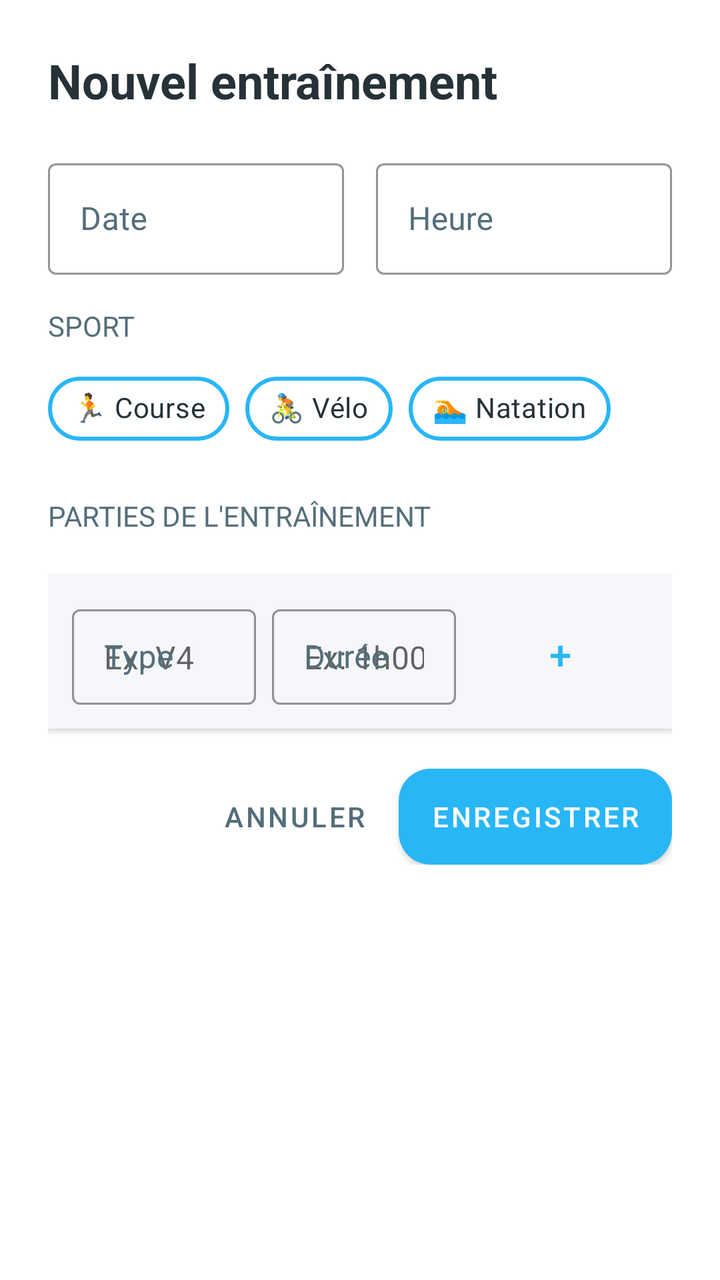
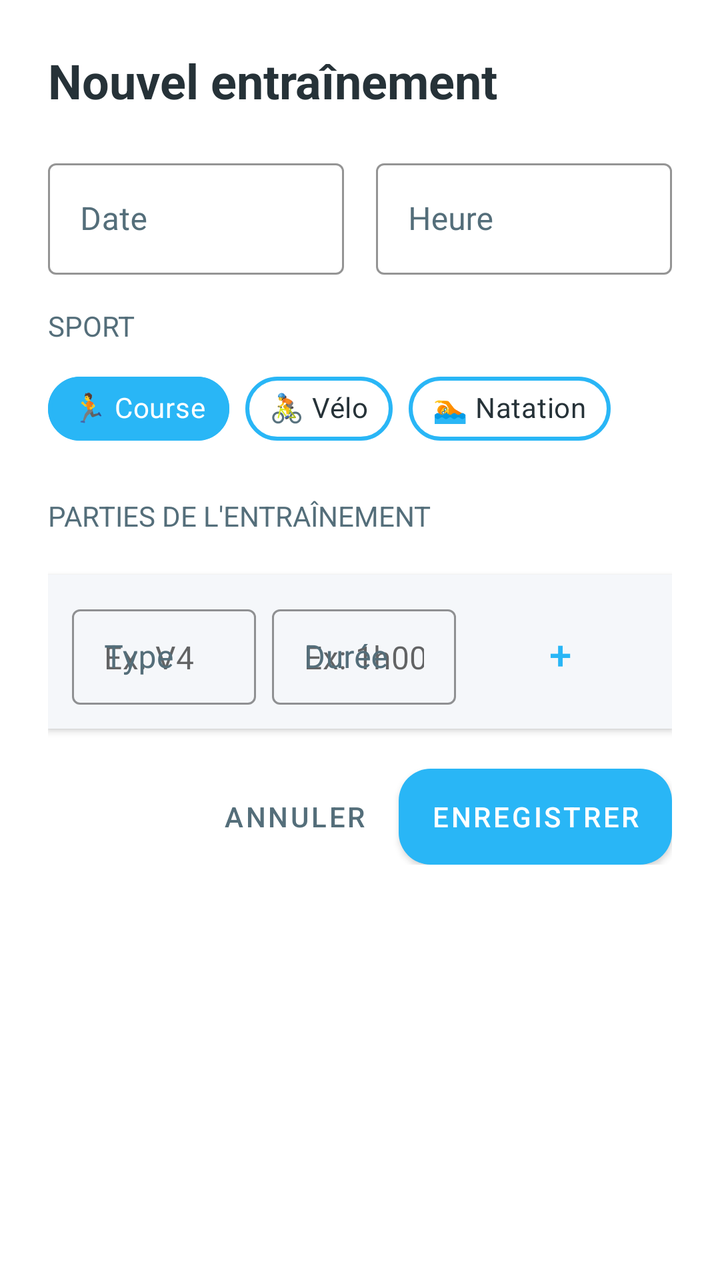

Before-and-after screenshots of an Android layout around one commit, followed by the original layout XML and the change that was made.
<!-- AndroidManifest.xml: application theme Theme.TriPrepApp -->
<!-- res/layout/dialog_add_training.xml -->
<?xml version="1.0" encoding="utf-8"?>
<ScrollView xmlns:android="http://schemas.android.com/apk/res/android"
    xmlns:app="http://schemas.android.com/apk/res-auto"
    android:layout_width="match_parent"
    android:layout_height="wrap_content"
    android:background="@color/white">

    <LinearLayout
        android:layout_width="match_parent"
        android:layout_height="wrap_content"
        android:orientation="vertical"
        android:padding="24dp">

        <TextView
            android:layout_width="wrap_content"
            android:layout_height="wrap_content"
            android:text="Nouvel entraînement"
            android:textSize="24sp"
            android:textStyle="bold"
            android:textColor="@color/text_primary"
            android:layout_marginBottom="20dp"/>

        
        <LinearLayout
            android:layout_width="match_parent"
            android:layout_height="wrap_content"
            android:orientation="horizontal"
            android:layout_marginBottom="16dp">

            <com.google.android.material.textfield.TextInputLayout
                android:id="@+id/dateInputLayout"
                android:layout_width="0dp"
                android:layout_height="wrap_content"
                android:layout_weight="1"
                android:hint="Date"
                android:layout_marginEnd="8dp"
                android:textColorHint="@color/text_secondary"
                app:boxStrokeColor="@color/ocean_blue"
                app:hintTextColor="@color/ocean_blue"
                style="@style/Widget.MaterialComponents.TextInputLayout.OutlinedBox">

                <com.google.android.material.textfield.TextInputEditText
                    android:id="@+id/dateInput"
                    android:layout_width="match_parent"
                    android:layout_height="wrap_content"
                    android:focusable="false"
                    android:clickable="true"
                    android:inputType="none"
                    android:textColor="@color/text_primary"/>
            </com.google.android.material.textfield.TextInputLayout>

            <com.google.android.material.textfield.TextInputLayout
                android:id="@+id/timeInputLayout"
                android:layout_width="0dp"
                android:layout_height="wrap_content"
                android:layout_weight="1"
                android:hint="Heure"
                android:layout_marginStart="8dp"
                android:textColorHint="@color/text_secondary"
                app:boxStrokeColor="@color/ocean_blue"
                app:hintTextColor="@color/ocean_blue"
                style="@style/Widget.MaterialComponents.TextInputLayout.OutlinedBox">

                <com.google.android.material.textfield.TextInputEditText
                    android:id="@+id/timeInput"
                    android:layout_width="match_parent"
                    android:layout_height="wrap_content"
                    android:focusable="false"
                    android:clickable="true"
                    android:inputType="none"
                    android:textColor="@color/text_primary"/>
            </com.google.android.material.textfield.TextInputLayout>
        </LinearLayout>

        
        <TextView
            android:layout_width="wrap_content"
            android:layout_height="wrap_content"
            android:text="Sport"
            android:textSize="14sp"
            android:textColor="@color/text_secondary"
            android:textAllCaps="true"
            android:layout_marginBottom="8dp"/>

        <com.google.android.material.chip.ChipGroup
            android:id="@+id/sportChipGroup"
            android:layout_width="match_parent"
            android:layout_height="wrap_content"
            android:layout_marginBottom="20dp"
            app:singleSelection="true"
            app:chipSpacingHorizontal="8dp">

            <com.google.android.material.chip.Chip
                android:id="@+id/chipRunning"
                android:layout_width="wrap_content"
                android:layout_height="wrap_content"
                android:text="🏃 Course"
                android:checkable="true"
                android:checked="true"
                android:textColor="@color/text_primary"
                app:chipBackgroundColor="@color/white"
                app:chipStrokeColor="@color/ocean_blue"
                app:chipStrokeWidth="2dp"
                style="@style/Widget.MaterialComponents.Chip.Choice"/>

            <com.google.android.material.chip.Chip
                android:id="@+id/chipCycling"
                android:layout_width="wrap_content"
                android:layout_height="wrap_content"
                android:text="🚴 Vélo"
                android:checkable="true"
                android:textColor="@color/text_primary"
                app:chipBackgroundColor="@color/white"
                app:chipStrokeColor="@color/ocean_blue"
                app:chipStrokeWidth="2dp"
                style="@style/Widget.MaterialComponents.Chip.Choice"/>

            <com.google.android.material.chip.Chip
                android:id="@+id/chipSwimming"
                android:layout_width="wrap_content"
                android:layout_height="wrap_content"
                android:text="🏊 Natation"
                android:checkable="true"
                android:textColor="@color/text_primary"
                app:chipBackgroundColor="@color/white"
                app:chipStrokeColor="@color/ocean_blue"
                app:chipStrokeWidth="2dp"
                style="@style/Widget.MaterialComponents.Chip.Choice"/>
        </com.google.android.material.chip.ChipGroup>

        
        <TextView
            android:layout_width="wrap_content"
            android:layout_height="wrap_content"
            android:text="Parties de l'entraînement"
            android:textSize="14sp"
            android:textColor="@color/text_secondary"
            android:textAllCaps="true"
            android:layout_marginBottom="8dp"/>

        
        <androidx.recyclerview.widget.RecyclerView
            android:id="@+id/partsRecyclerView"
            android:layout_width="match_parent"
            android:layout_height="wrap_content"
            android:layout_marginBottom="12dp"
            android:nestedScrollingEnabled="false"/>

        
        <LinearLayout
            android:layout_width="match_parent"
            android:layout_height="wrap_content"
            android:orientation="horizontal"
            android:background="@color/cloud_white"
            android:padding="12dp"
            android:layout_marginBottom="20dp"
            android:elevation="2dp">

            <com.google.android.material.textfield.TextInputLayout
                android:layout_width="0dp"
                android:layout_height="wrap_content"
                android:layout_weight="1"
                android:hint="Type"
                android:layout_marginEnd="8dp"
                android:textColorHint="@color/text_secondary"
                app:boxStrokeColor="@color/ocean_blue"
                app:hintTextColor="@color/ocean_blue"
                style="@style/Widget.MaterialComponents.TextInputLayout.OutlinedBox.Dense">

                <com.google.android.material.textfield.TextInputEditText
                    android:id="@+id/partTypeInput"
                    android:layout_width="match_parent"
                    android:layout_height="wrap_content"
                    android:inputType="text"
                    android:hint="Ex: V4"
                    android:textColor="@color/text_primary"/>
            </com.google.android.material.textfield.TextInputLayout>

            <com.google.android.material.textfield.TextInputLayout
                android:layout_width="0dp"
                android:layout_height="wrap_content"
                android:layout_weight="1"
                android:hint="Durée"
                android:layout_marginEnd="8dp"
                android:textColorHint="@color/text_secondary"
                app:boxStrokeColor="@color/ocean_blue"
                app:hintTextColor="@color/ocean_blue"
                style="@style/Widget.MaterialComponents.TextInputLayout.OutlinedBox.Dense">

                <com.google.android.material.textfield.TextInputEditText
                    android:id="@+id/partDurationInput"
                    android:layout_width="match_parent"
                    android:layout_height="wrap_content"
                    android:inputType="text"
                    android:hint="Ex: 1h00"
                    android:textColor="@color/text_primary"/>
            </com.google.android.material.textfield.TextInputLayout>

            <com.google.android.material.button.MaterialButton
                android:id="@+id/btnAddPart"
                android:layout_width="wrap_content"
                android:layout_height="wrap_content"
                android:text="+"
                android:textSize="20sp"
                android:textColor="@color/ocean_blue"
                app:cornerRadius="12dp"
                style="@style/Widget.MaterialComponents.Button.TextButton"/>
        </LinearLayout>

        
        <LinearLayout
            android:layout_width="match_parent"
            android:layout_height="wrap_content"
            android:orientation="horizontal"
            android:gravity="end">

            <com.google.android.material.button.MaterialButton
                android:id="@+id/btnCancel"
                android:layout_width="wrap_content"
                android:layout_height="wrap_content"
                android:text="Annuler"
                android:textColor="@color/text_secondary"
                android:layout_marginEnd="8dp"
                style="@style/Widget.MaterialComponents.Button.TextButton"/>

            <com.google.android.material.button.MaterialButton
                android:id="@+id/btnSave"
                android:layout_width="wrap_content"
                android:layout_height="wrap_content"
                android:text="Enregistrer"
                android:textColor="@color/white"
                android:background="@drawable/bg_button_rounded"
                app:backgroundTint="@color/ocean_blue"/>
        </LinearLayout>

    </LinearLayout>
</ScrollView>
<!-- resources referenced by this layout -->
<resources>
  <color name="cloud_white">#F5F7FA</color>
  <color name="ocean_blue">#29B6F6</color>
  <color name="text_primary">#263238</color>
  <color name="text_secondary">#546E7A</color>
  <color name="white">#FFFFFFFF</color>
  <!-- drawable bg_button_rounded (drawable) -->
  <?xml version="1.0" encoding="utf-8"?>
  <ripple xmlns:android="http://schemas.android.com/apk/res/android"
      android:color="@color/glass_overlay">
      <item>
          <shape android:shape="rectangle">
              <solid android:color="@color/ocean_blue"/>
              <corners android:radius="16dp"/>
          </shape>
      </item>
  </ripple>
  <style name="Theme.TriPrepApp" parent="Theme.MaterialComponents.DayNight.DarkActionBar">
          <item name="colorPrimary">@color/purple_500</item>
          <item name="colorPrimaryVariant">@color/purple_700</item>
          <item name="colorOnPrimary">@color/white</item>
          <item name="colorSecondary">@color/teal_200</item>
          <item name="colorSecondaryVariant">@color/teal_700</item>
          <item name="colorOnSecondary">@color/black</item>
          <item name="android:statusBarColor">?attr/colorPrimaryVariant</item>
      </style>
  <color name="glass_overlay">#1A000000</color>
  <color name="purple_500">#FF6200EE</color>
  <color name="purple_700">#FF3700B3</color>
  <color name="teal_200">#FF03DAC5</color>
  <color name="teal_700">#FF018786</color>
  <color name="black">#FF000000</color>
</resources>

<!-- the commit's change to res/layout/dialog_add_training.xml (unified diff, before → after) -->
@@ -97,8 +97,8 @@
                 android:text="🏃 Course"
                 android:checkable="true"
                 android:checked="true"
-                android:textColor="@color/text_primary"
-                app:chipBackgroundColor="@color/white"
+                android:textColor="@color/chip_text_color"
+                app:chipBackgroundColor="@color/chip_background_color"
                 app:chipStrokeColor="@color/ocean_blue"
                 app:chipStrokeWidth="2dp"
                 style="@style/Widget.MaterialComponents.Chip.Choice"/>
@@ -109,8 +109,8 @@
                 android:layout_height="wrap_content"
                 android:text="🚴 Vélo"
                 android:checkable="true"
-                android:textColor="@color/text_primary"
-                app:chipBackgroundColor="@color/white"
+                android:textColor="@color/chip_text_color"
+                app:chipBackgroundColor="@color/chip_background_color"
                 app:chipStrokeColor="@color/ocean_blue"
                 app:chipStrokeWidth="2dp"
                 style="@style/Widget.MaterialComponents.Chip.Choice"/>
@@ -121,8 +121,8 @@
                 android:layout_height="wrap_content"
                 android:text="🏊 Natation"
                 android:checkable="true"
-                android:textColor="@color/text_primary"
-                app:chipBackgroundColor="@color/white"
+                android:textColor="@color/chip_text_color"
+                app:chipBackgroundColor="@color/chip_background_color"
                 app:chipStrokeColor="@color/ocean_blue"
                 app:chipStrokeWidth="2dp"
                 style="@style/Widget.MaterialComponents.Chip.Choice"/>
